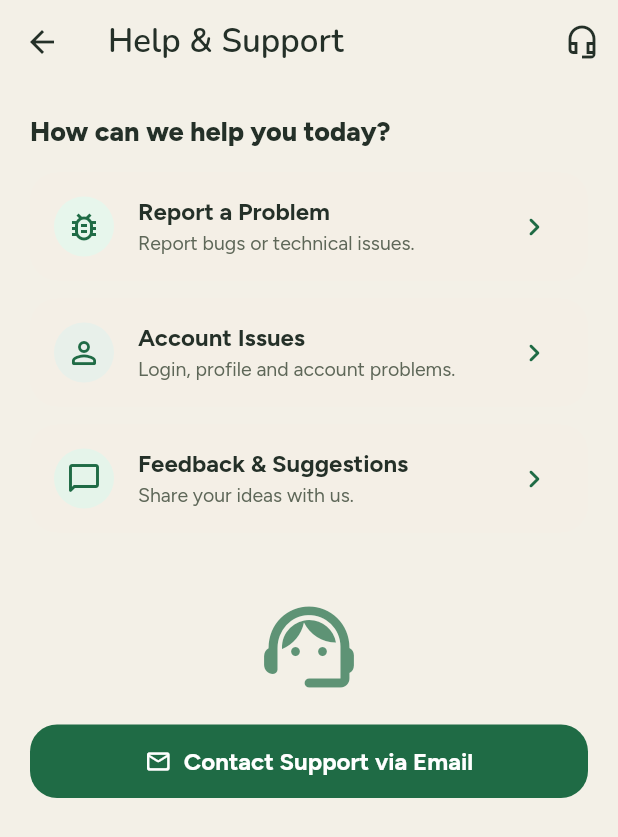
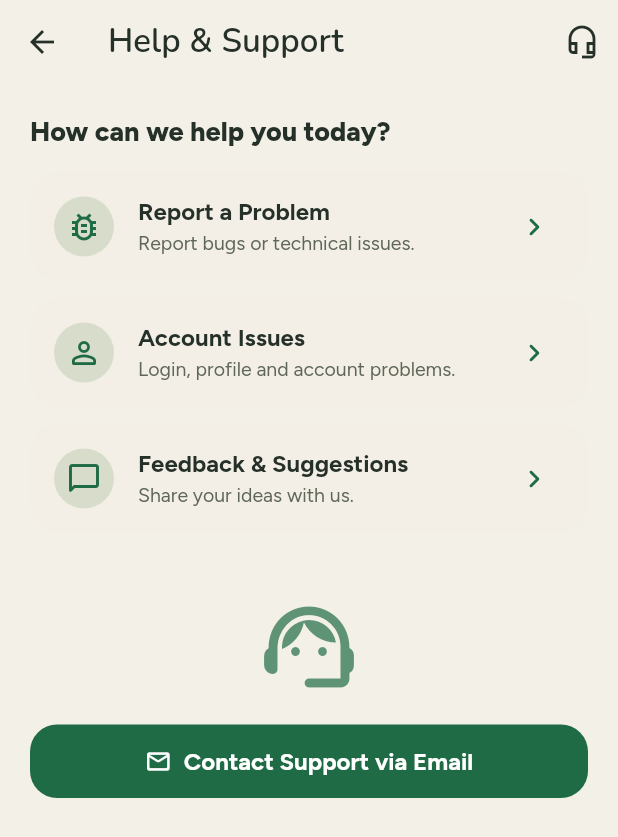
Before and after one commit to mqasim434/Civic-Citizen, a Flutter app: the HelpSupportView screen opened by its route, on a phone screen of 412 x 824 dp. Shown: the top 837 px of the screen. Run offline on Flutter 3.47's test engine with Material 3 defaults, Android fonts, the phone set to English and light mode, and no system bars; our stand-ins replace app_links, cloud_firestore, file_picker, firebase_auth, firebase_core, flutter_animate and 10 more; missing offline and left inert: custom_info_window, google_mlkit_face_detection, mobile_scanner; accounts and stored records are empty.

Commit message:
fix: Dark mode across nav bar, map, rewards, profile and other screens
Adds CivicColors (AppTheme.colors(context)) so screens use theme-aware
brand colours instead of light-only constants, plus a dark Google Map
style.

Co-Authored-By: Claude Opus 5.5 <noreply@anthropic.com>
Claude-Session: https://claude.ai/code/session_01KQGoRTx7FGdc3Di3gnfFEu

```diff
--- a/lib/core/theme/app_theme.dart
+++ b/lib/core/theme/app_theme.dart
@@ -36,6 +36,13 @@ class AppTheme {
   static const Color mutedDark = Color(0xFF9AA3B2);
 
   static const double _radius = 18;
+
+  /// Brand colours for the current theme. Use this in widgets instead of
+  /// the light-only constants above so screens follow dark mode.
+  static CivicColors colors(BuildContext context) =>
+      Theme.of(context).brightness == Brightness.dark
+          ? CivicColors.dark
+          : CivicColors.light;
 
   static ThemeData get light {
     final scheme = ColorScheme.light(
@@ -455,3 +462,114 @@ class AppTheme {
     );
   }
 }
+
+/// Brand palette that follows the active theme. Get it with
+/// `AppTheme.colors(context)`.
+class CivicColors {
+  const CivicColors({
+    required this.isDark,
+    required this.ink,
+    required this.inkMuted,
+    required this.inkFaint,
+    required this.olive,
+    required this.sage,
+    required this.page,
+    required this.raised,
+    required this.card,
+    required this.subtle,
+    required this.subtleBorder,
+    required this.beige,
+    required this.burgundy,
+    required this.burgundyInk,
+    required this.burgundySoft,
+    required this.onBurgundyMuted,
+    required this.shadow,
+  });
+
+  final bool isDark;
+
+  /// Main text and icons.
+  final Color ink;
+
+  /// Secondary text and icons.
+  final Color inkMuted;
+
+  /// Disabled or past items.
+  final Color inkFaint;
+
+  /// Forest green accent (text, icons, filled buttons).
+  final Color olive;
+
+  /// Soft green background behind green icons and chips.
+  final Color sage;
+
+  /// Screen background (ivory in light).
+  final Color page;
+
+  /// Raised surfaces like the nav bar (warm cream in light).
+  final Color raised;
+
+  /// Cards and tiles (white in light).
+  final Color card;
+
+  /// Inset boxes inside cards.
+  final Color subtle;
+  final Color subtleBorder;
+
+  /// Muted beige for borders and stones.
+  final Color beige;
+
+  /// Burgundy for filled banners and buttons (white text on top).
+  final Color burgundy;
+
+  /// Burgundy for text and icons on a normal surface.
+  final Color burgundyInk;
+
+  /// Light burgundy tint behind burgundy icons.
+  final Color burgundySoft;
+
+  /// Secondary text on a burgundy fill.
+  final Color onBurgundyMuted;
+
+  final Color shadow;
+
+  static const light = CivicColors(
+    isDark: false,
+    ink: AppTheme.ink,
+    inkMuted: AppTheme.inkMuted,
+    inkFaint: Color(0xFFB7AFA4),
+    olive: AppTheme.olive,
+    sage: AppTheme.sage,
+    page: AppTheme.ivory,
+    raised: AppTheme.warmCream,
+    card: Colors.white,
+    subtle: Color(0xFFF7F2EA),
+    subtleBorder: Color(0xFFE4DDD2),
+    beige: AppTheme.beige,
+    burgundy: AppTheme.burgundy,
+    burgundyInk: AppTheme.burgundy,
+    burgundySoft: Color(0xFFF3E6EA),
+    onBurgundyMuted: Color(0xFFF3D5DC),
+    shadow: Color(0x14000000),
+  );
+
+  static const dark = CivicColors(
+    isDark: true,
+    ink: AppTheme.textDark,
+    inkMuted: AppTheme.mutedDark,
+    inkFaint: Color(0xFF5C6676),
+    olive: AppTheme.leafDark,
+    sage: Color(0xFF244536),
+    page: AppTheme.paperDark,
+    raised: AppTheme.raisedDark,
+    card: AppTheme.raisedDark,
+    subtle: Color(0xFF222E40),
+    subtleBorder: Color(0xFF2E3A4D),
+    beige: Color(0xFF4A566A),
+    burgundy: Color(0xFF7A454A),
+    burgundyInk: Color(0xFFD9A3A8),
+    burgundySoft: Color(0xFF3A2A31),
+    onBurgundyMuted: Color(0xFFEBCAD0),
+    shadow: Color(0x40000000),
+  );
+}
--- a/lib/features/admin/views/admin_user_verification_view.dart
+++ b/lib/features/admin/views/admin_user_verification_view.dart
@@ -174,7 +174,7 @@ class _AdminUserVerificationViewState extends State<AdminUserVerificationView> {
     if (url == null || url.isEmpty) {
       return Container(
         height: 180,
-        color: Colors.black12,
+        color: Theme.of(context).colorScheme.surfaceContainerHighest,
         child: const Center(child: Icon(Icons.broken_image_outlined)),
       );
     }
--- a/lib/features/home/views/map_placeholder_view.dart
+++ b/lib/features/home/views/map_placeholder_view.dart
@@ -9,6 +9,7 @@ import 'package:provider/provider.dart';
 
 import '../../../core/constants/app_constants.dart';
 import '../../../core/navigation/shell_tab.dart';
+import '../../../core/theme/map_styles.dart';
 import '../../../core/navigation/tab_reselect.dart';
 import '../../../core/routes/app_router.dart';
 import '../../../core/utils/device_location.dart';
@@ -200,6 +201,7 @@ class _MapPostsViewState extends State<MapPostsView>
                 children: [
                   GoogleMap(
                     initialCameraPosition: _defaultCamera,
+                    style: MapStyles.forContext(context),
                     markers: markers,
                     circles: circles,
                     myLocationButtonEnabled: true,
--- a/lib/features/posts/views/location_picker_view.dart
+++ b/lib/features/posts/views/location_picker_view.dart
@@ -5,6 +5,7 @@ import 'package:geocoding/geocoding.dart';
 import 'package:geolocator/geolocator.dart';
 import 'package:google_maps_flutter/google_maps_flutter.dart';
 
+import '../../../core/theme/map_styles.dart';
 import '../../../core/utils/device_location.dart';
 import '../models/location_pick_result.dart';
 
@@ -41,6 +42,7 @@ class _LocationPickerViewState extends State<LocationPickerView> {
       body: Stack(
         children: [
           GoogleMap(
+            style: MapStyles.forContext(context),
             initialCameraPosition: CameraPosition(
               target: _selectedPosition,
               zoom: 14,
--- a/lib/features/settings/views/help_support_view.dart
+++ b/lib/features/settings/views/help_support_view.dart
@@ -40,27 +40,28 @@ class HelpSupportView extends StatelessWidget {
           const SizedBox(height: 16),
           _HelpTile(
             icon: Icons.bug_report_outlined,
-            iconBg: const Color(0xFFE7F6EC),
             title: 'Report a Problem',
             subtitle: 'Report bugs or technical issues.',
             onTap: () => _mail('Report a Problem'),
           ),
           _HelpTile(
             icon: Icons.person_outline_rounded,
-            iconBg: const Color(0xFFE8F0EA),
             title: 'Account Issues',
             subtitle: 'Login, profile and account problems.',
             onTap: () => _mail('Account Issues'),
           ),
           _HelpTile(
             icon: Icons.chat_bubble_outline_rounded,
-            iconBg: const Color(0xFFE5F4EA),
             title: 'Feedback & Suggestions',
             subtitle: 'Share your ideas with us.',
             onTap: () => _mail('Feedback & Suggestions'),
           ),
           const SizedBox(height: 28),
-          Icon(Icons.support_agent_rounded, size: 72, color: AppTheme.leaf.withValues(alpha: 0.7)),
+          Icon(
+            Icons.support_agent_rounded,
+            size: 72,
+            color: theme.colorScheme.primary.withValues(alpha: 0.7),
+          ),
           const SizedBox(height: 16),
           FilledButton.icon(
             onPressed: () => _mail('Civic Citizen support'),
@@ -76,14 +77,12 @@ class HelpSupportView extends StatelessWidget {
 class _HelpTile extends StatelessWidget {
   const _HelpTile({
     required this.icon,
-    required this.iconBg,
     required this.title,
     required this.subtitle,
     required this.onTap,
   });
 
   final IconData icon;
-  final Color iconBg;
   final String title;
   final String subtitle;
   final VoidCallback onTap;
@@ -100,8 +99,8 @@ class _HelpTile extends StatelessWidget {
           onTap: onTap,
           shape: RoundedRectangleBorder(borderRadius: BorderRadius.circular(18)),
           leading: CircleAvatar(
-            backgroundColor: iconBg,
-            child: Icon(icon, color: AppTheme.leaf),
+            backgroundColor: AppTheme.colors(context).sage,
+            child: Icon(icon, color: AppTheme.colors(context).olive),
           ),
           title: Text(title, style: const TextStyle(fontWeight: FontWeight.w700)),
           subtitle: Text(subtitle),
--- a/lib/shared/widgets/civic_brand.dart
+++ b/lib/shared/widgets/civic_brand.dart
@@ -1,4 +1,3 @@
-import 'package:civic_citizen/core/theme/app_theme.dart';
 import 'package:flutter/material.dart';
 
 /// People-and-leaf mark used on splash and home.
@@ -10,7 +9,7 @@ class CivicLogo extends StatelessWidget {
 
   @override
   Widget build(BuildContext context) {
-    final c = color ?? AppTheme.leaf;
+    final c = color ?? Theme.of(context).colorScheme.primary;
     return SizedBox(
       width: size,
       height: size,
```
Also changed, not shown: lib/core/theme/map_styles.dart (added, +39 -0 lines), lib/features/fun_activity/views/rewards_view.dart (+75 -68 lines), lib/features/home/views/main_shell.dart (+15 -13 lines), lib/features/profile/views/edit_profile_view.dart (+7 -4 lines), lib/features/profile/views/profile_view.dart (+6 -5 lines), lib/features/settings/views/settings_view.dart (+3 -4 lines).
